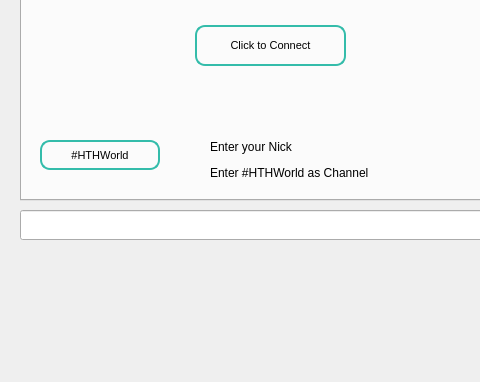
Old version of the form src/qt/forms/chatwindowpage.ui in the repository HTHcoin/helpthehomelesscoin; both pictures show x 0 to 480 and y 310 to 692 of the 878 by 692 pixel window.
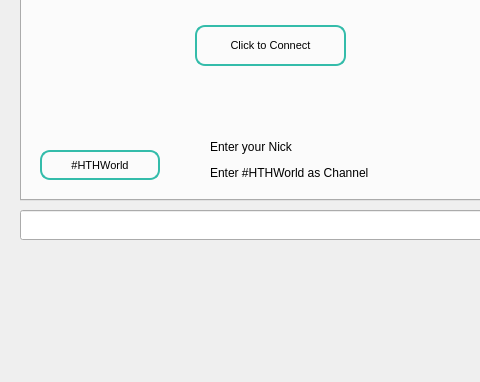
New version of the form.

```diff
--- a/src/qt/forms/chatwindowpage.ui
+++ b/src/qt/forms/chatwindowpage.ui
@@ -270,7 +270,7 @@
      <property name="geometry">
       <rect>
        <x>30</x>
-       <y>390</y>
+       <y>400</y>
        <width>120</width>
        <height>30</height>
       </rect>
```
Left out of the diff: 2 changed lines with no effect on the pictures.
